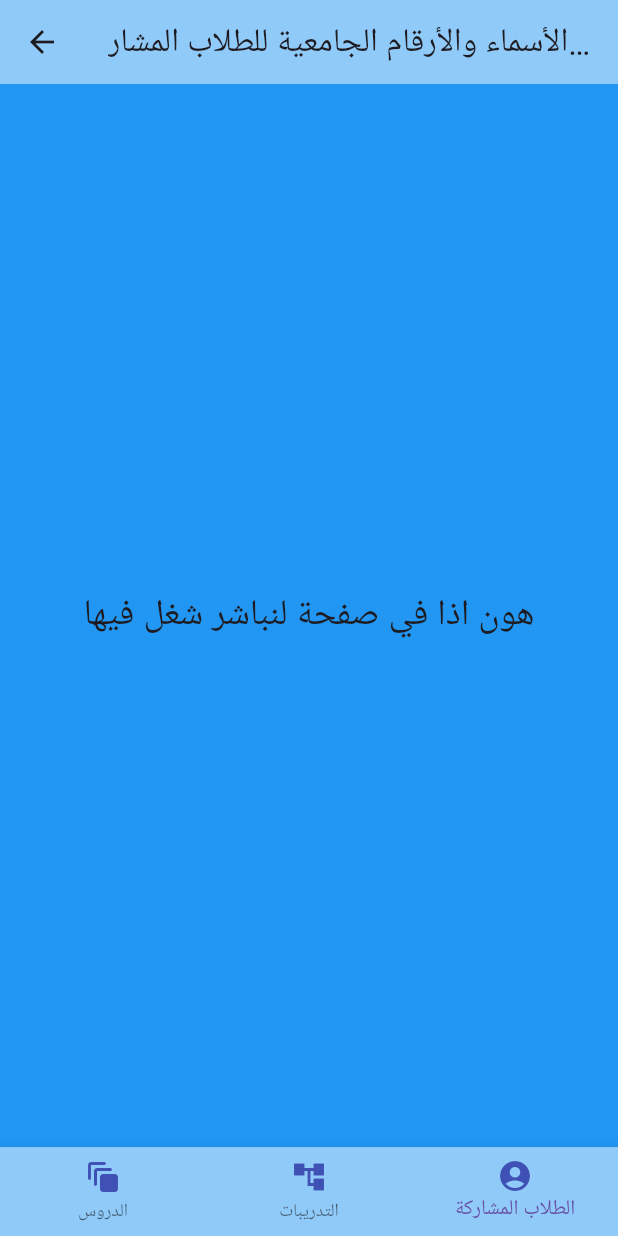
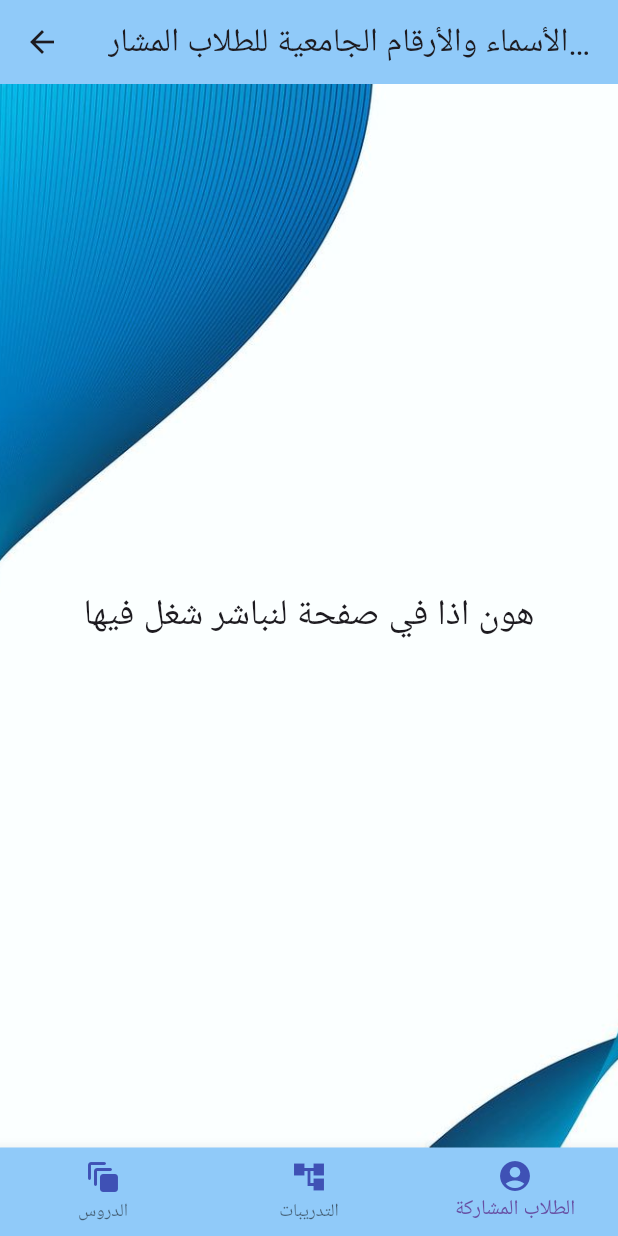
Before and after one commit to Kreatbox/learning_network, a Flutter app: the screen it shows after launch, after a tap on "الطلاب المشاركة", on a phone screen of 412 x 824 dp. Run offline on Flutter 3.47's test engine with Material 3 defaults, Android fonts, the phone set to English and light mode, and no system bars; our stand-ins replace sqflite, sqflite_common_ffi_web, youtube_player_iframe; accounts and stored records are empty.

Commit message:
وضع الصور + توسيط الكتابة في صفحة الدروس و الفارغة

```diff
--- a/lib/layouts/info_page.dart
+++ b/lib/layouts/info_page.dart
@@ -1,5 +1,6 @@
 // info_page.dart
 import 'package:flutter/material.dart';
+import 'package:flutter/widgets.dart';
 import 'package:learning_network/nav_bar.dart';
 
 class InfoPage extends StatelessWidget {
@@ -12,14 +13,18 @@ class InfoPage extends StatelessWidget {
         backgroundColor: Colors.blue[200],
         title: const Text(
             "الأسماء والأرقام الجامعية للطلاب المشاركين في المشروع "),
+        centerTitle: true,
       ),
       bottomNavigationBar:
           const CustomBottomNavBar(currentIndex: 2), // Use the new widget
       body: Stack(
         children: [
           Container(
-            height: 1000,
-            color: Colors.blue,
+            decoration: BoxDecoration(
+                image: DecorationImage(
+              image: AssetImage("assets/images/background.jpg"),
+              fit: BoxFit.cover,
+            )),
           ),
           const Center(
             child: Text(
--- a/lib/main.dart
+++ b/lib/main.dart
@@ -53,19 +53,19 @@ class HomePage extends StatelessWidget {
       ),
       body: Stack(
         children: [
-          // هون بدلت الخلفية بتقدر ترجعها بس بشيل هدول اللي عجنب
+          //
           Container(
             height: 1000,
             color: Colors.blue,
           ),
-          // Container(
-          //   decoration: const BoxDecoration(
-          //     image: DecorationImage(
-          //       image: AssetImage('assets/images/network.jpg'),
-          //       fit: BoxFit.cover,
-          //     ),
-          //   ),
-          // ),
+          Container(
+            decoration: const BoxDecoration(
+              image: DecorationImage(
+                image: AssetImage('assets/images/network.jpg'),
+                fit: BoxFit.cover,
+              ),
+            ),
+          ),
           Padding(
             padding: const EdgeInsets.all(16.0),
             child: Column(
```
Also changed, not shown: lib/layouts/lessons/lessons_page.dart (+6 -2 lines), lib/layouts/tests/score_page.dart (+6 -0 lines), lib/layouts/tests/tests_page.dart (+5 -2 lines).
